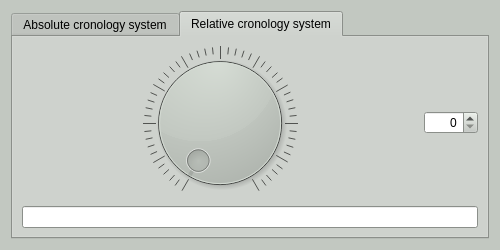
Before: the Qt Designer form gui/ui/Gis_Time_controller.ui in pyarchinit/pyarchinit, drawn with Qt 5.
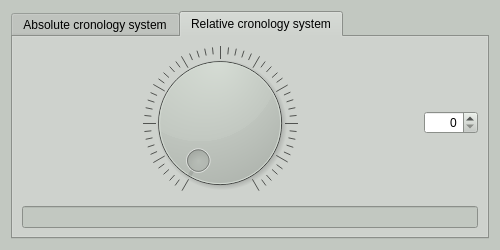
After: the same form once the commit is applied. Icons and pictures are not drawn.

```diff
--- a/gui/ui/Gis_Time_controller.ui
+++ b/gui/ui/Gis_Time_controller.ui
@@ -628,7 +628,11 @@
         </widget>
        </item>
        <item row="1" column="0" colspan="2">
-        <widget class="QLineEdit" name="lineEdit_datazione"/>
+        <widget class="QLineEdit" name="lineEdit_datazione">
+         <property name="enabled">
+          <bool>false</bool>
+         </property>
+        </widget>
        </item>
       </layout>
      </widget>
```
